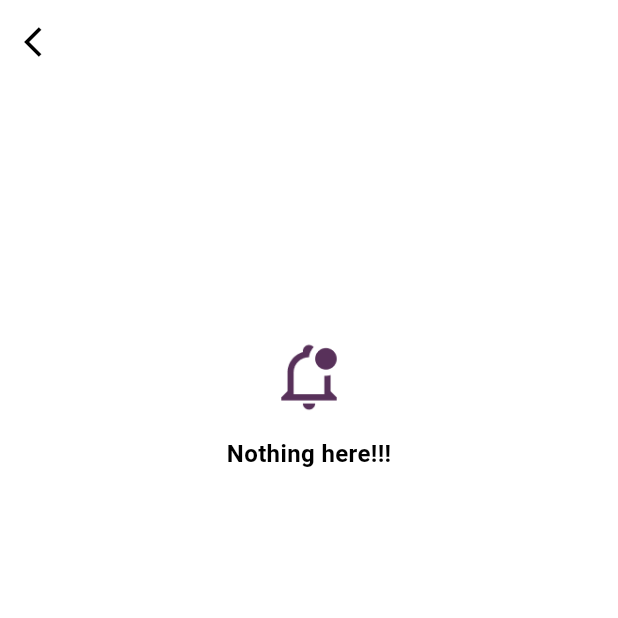
After one commit to HarmonyHackers/MindCare-Flutter, a Flutter app: the NotificationScreen screen opened directly, on a phone screen of 412 x 824 dp, the top half of it. The commit adds this screen. Run offline on Flutter 3.47's test engine with Material 3 defaults, Android fonts, the phone set to English and light mode, and no system bars; our stand-ins replace google_fonts, responsive_sizer; Roboto replaces fonts that are missing (Kodchasan).

Commit message:
added notification screen

```diff
--- /dev/null
+++ b/lib/screens/notification_screen.dart
@@ -0,0 +1,44 @@
+import 'package:flutter/material.dart';
+import 'package:google_fonts/google_fonts.dart';
+import 'package:responsive_sizer/responsive_sizer.dart';
+
+class NotificationScreen extends StatelessWidget {
+  const NotificationScreen({super.key});
+
+  @override
+  Widget build(BuildContext context) {
+    return Scaffold(
+      appBar: AppBar(
+        leading: IconButton(
+          onPressed: () {
+            Navigator.pop(context);
+          },
+          icon: const Icon(
+            Icons.arrow_back_ios,
+          ),
+        ),
+      ),
+      body: Center(
+        child: Column(
+          mainAxisAlignment: MainAxisAlignment.center,
+          children: [
+            const Spacer(),
+            Image.asset(
+              "assets/images/bell-notification-outline.png",
+              height: 6.h,
+            ),
+            const SizedBox(height: 16),
+            Text(
+              "Nothing here!!!",
+              style: GoogleFonts.kodchasan(
+                fontSize: 16,
+                fontWeight: FontWeight.bold,
+              ),
+            ),
+            const Spacer(flex: 3),
+          ],
+        ),
+      ),
+    );
+  }
+}
--- a/lib/widgets/app_bar.dart
+++ b/lib/widgets/app_bar.dart
@@ -1,5 +1,7 @@
 import 'package:flutter/material.dart';
 import 'package:responsive_sizer/responsive_sizer.dart';
+
+import '../screens/notification_screen.dart';
 
 class CustomAppBar extends StatelessWidget implements PreferredSizeWidget {
   const CustomAppBar({super.key});
@@ -30,7 +32,14 @@ class CustomAppBar extends StatelessWidget implements PreferredSizeWidget {
       ),
       actions: [
         GestureDetector(
-          onTap: () {},
+          onTap: () {
+            Navigator.push(
+              context,
+              MaterialPageRoute(
+                builder: (context) => const NotificationScreen(),
+              ),
+            );
+          },
           child: Padding(
             padding: const EdgeInsets.only(right: 15),
             child: Image.asset(
```
